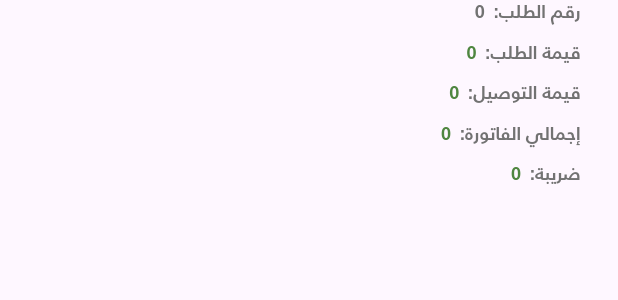
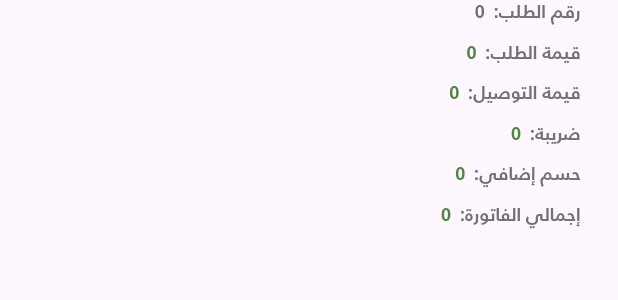
Before and after one commit to MOUSAHLP/farmy_driver_flutter, a Flutter app: the OrderInfoWidget widget shown alone on an empty page, opened directly with empty values, on a phone screen of 412 x 824 dp. Shown: the top 300 px of the screen. Run offline on Flutter 3.47's test engine with Material 3 defaults, Android fonts, the phone set to English and light mode, and no system bars; our stand-ins replace dartz, dio, equatable, extended_image, flutter_bloc, flutter_screenutil and 14 more; missing offline and left inert: d_chart; accounts and stored records are empty; generated files the repository leaves out were written again; network calls fail; project files that could hold a hidden picture were left out.

```diff
--- a/lib/cubit/order/order_cubit.dart
+++ b/lib/cubit/order/order_cubit.dart
@@ -52,8 +52,6 @@ class OrderCubit extends Cubit<OrderStates> {
   }
 
   addProduct(int id) {
-
-
     if (approvedProductsIds.any((element) => element == id)) {
     } else {
       approvedProductsIds.add(id);
--- a/lib/data/data_resource/remote_resource/api_handler/dio_errors_handler.dart
+++ b/lib/data/data_resource/remote_resource/api_handler/dio_errors_handler.dart
@@ -24,10 +24,9 @@ class DioErrorsHandler {
         print(e.response!.statusCode);
         print(e.response!.statusMessage);
       }
-
       data["message"] = e.response!.data["message"];
       data["statusCode"] = e.response!.data["returnedCode"];
-    } else if (e.type ==DioExceptionType.unknown ||
+    } else if (e.type == DioExceptionType.unknown ||
         e.type == DioExceptionType.badCertificate ||
         e.type == DioExceptionType.badResponse) {
       data["message"] = "Something Went Wrong";
--- a/lib/data/repository/all_orders_repo.dart
+++ b/lib/data/repository/all_orders_repo.dart
@@ -6,7 +6,7 @@ import 'package:pharmy_driver/models/all_orders_model.dart';
 class AllOrdersRepo {
   static Future<Either<String, List<AllOrdersModel>>> getDriverAllOrders() {
     return BaseApiClient.get<List<AllOrdersModel>>(
-        url: ApiConst.generatePdfAllOrders,
+        url: ApiConst.getDriverAllOrders,
         converter: (e) {
           return AllOrdersModel.listFromJson(e["data"]);
         });
--- a/lib/l10n/app_ar.arb
+++ b/lib/l10n/app_ar.arb
@@ -135,6 +135,7 @@
   "confirm_delete": "تأكيد الحذف",
   "previous_Password": "كلمة المرور السابقة",
   "tax": "ضريبة",
+  "extra_discount": "حسم إضافي",
   "no_notifications": "لا يوجد اشعارات",
   "notification": "اشعارات",
   "add_product": "تم اضافة المنتج",
--- a/lib/l10n/app_en.arb
+++ b/lib/l10n/app_en.arb
@@ -136,6 +136,7 @@
   "previous_Password": "Previous Password",
   "new_password": "New password",
   "tax": "Tax",
+  "extra_discount": "Extra Discount",
   "no_notifications": "There are no notifications",
   "notification": "Notifications",
   "add_product": "Product added",
--- a/lib/models/order_details_model.dart
+++ b/lib/models/order_details_model.dart
@@ -11,6 +11,7 @@ class OrderDetailsModel {
   bool? paymentStatus;
   int? couponDiscount;
   int? deliveryFee;
+  int? extraDiscount;
   int? subTotal;
   int? total;
   int? tax;
@@ -20,7 +21,7 @@ class OrderDetailsModel {
   List<OrderDetail>? orderDetails;
 
   OrderDetailsModel({
-  required  this.id,
+    required this.id,
     required this.orderNumber,
     this.userPhone,
     this.status,
@@ -32,6 +33,7 @@ class OrderDetailsModel {
     this.paymentStatus,
     this.couponDiscount,
     this.deliveryFee,
+    this.extraDiscount,
     this.subTotal,
     this.total,
     this.notes,
@@ -41,7 +43,8 @@ class OrderDetailsModel {
     this.tax,
   });
 
-  factory OrderDetailsModel.fromJson(Map<String, dynamic> json) => OrderDetailsModel(
+  factory OrderDetailsModel.fromJson(Map<String, dynamic> json) =>
+      OrderDetailsModel(
         id: json["id"],
         orderNumber: json["order_number"],
         userPhone: json["user_phone"],
@@ -54,13 +57,16 @@ class OrderDetailsModel {
         paymentStatus: json["payment_status"],
         couponDiscount: json["coupon_discount"],
         deliveryFee: json["delivery_fee"],
+        extraDiscount: json["extra_discount"],
         subTotal: json["sub_total"],
         total: json["total"],
         tax: json["tax"],
         notes: json["notes"],
         changes: List<int>.from(json["changes"].map((x) => x)),
-    deliveryAttributes: List<String>.from(json["deliveryAttributes"].map((x) => x)),
-    orderDetails: List<OrderDetail>.from(json["order_details"].map((x) => OrderDetail.fromJson(x))),
+        deliveryAttributes:
+            List<String>.from(json["deliveryAttributes"].map((x) => x)),
+        orderDetails: List<OrderDetail>.from(
+            json["order_details"].map((x) => OrderDetail.fromJson(x))),
       );
 }
 
@@ -73,12 +79,12 @@ class OrderDetail {
   List<Attribute> attributes;
 
   OrderDetail({
-  required  this.id,
+    required this.id,
     this.name,
     this.image,
     this.quantity,
     this.price,
-    this.attributes=const[],
+    this.attributes = const [],
   });
 
   factory OrderDetail.fromJson(Map<String, dynamic> json) => OrderDetail(
@@ -87,9 +93,10 @@ class OrderDetail {
         image: json["image"],
         quantity: json["quantity"],
         price: json["price"],
-    attributes:  json["attributes"] == null
+        attributes: json["attributes"] == null
             ? []
-        :List<Attribute>.from(json["attributes"].map((x) => Attribute.fromJson(x))),
+            : List<Attribute>.from(
+                json["attributes"].map((x) => Attribute.fromJson(x))),
       );
 }
 
--- a/lib/presentation/screens/all_history_orders/screens/all_orders_date.dart
+++ b/lib/presentation/screens/all_history_orders/screens/all_orders_date.dart
@@ -15,7 +15,9 @@ import '../../../resources/style_app.dart';
 import '../../../resources/values_app.dart';
 
 class AllOrdersDate extends StatelessWidget {
-  const AllOrdersDate({Key? key}) : super(key: key);
+ final String pdfUrl;
+
+  const AllOrdersDate({Key? key, required this.pdfUrl}) : super(key: key);
 
   @override
   Widget build(BuildContext context) {
@@ -67,7 +69,7 @@ class AllOrdersDate extends StatelessWidget {
                               onTap: () {
                                 launchUrl(
                                     Uri.parse(
-                                        ApiConst.baseUrl+ApiConst.generatePdfAllOrders),
+                                        pdfUrl),
                                     mode: LaunchMode
                                         .externalApplication);
                               },
--- a/lib/presentation/screens/order_details/widgets/order_info_column.dart
+++ b/lib/presentation/screens/order_details/widgets/order_info_column.dart
@@ -12,7 +12,9 @@ class OrderInfoWidget extends StatelessWidget {
   final bool isHome;
   final OrderDetailsModel orderDetailsModel;
 
-  const OrderInfoWidget({Key? key, this.isHome = false,required this.orderDetailsModel}) : super(key: key);
+  const OrderInfoWidget(
+      {Key? key, this.isHome = false, required this.orderDetailsModel})
+      : super(key: key);
 
   @override
   Widget build(BuildContext context) {
@@ -31,56 +33,65 @@ class OrderInfoWidget extends StatelessWidget {
               contentColor: ColorManager.grayForMessage,
               fontSize: FontSizeApp.s12,
               title: AppLocalizations.of(context)!.order_date,
-              content: orderDetailsModel.orderDate??""),
+              content: orderDetailsModel.orderDate ?? ""),
           OrderDetailsRow(
               titleColor: ColorManager.grayForMessage,
               contentColor: ColorManager.primaryGreen,
               fontSize: FontSizeApp.s12,
               title: AppLocalizations.of(context)!.order_time,
-              content: orderDetailsModel.orderTime??""),
+              content: orderDetailsModel.orderTime ?? ""),
           OrderDetailsRow(
               titleColor: ColorManager.grayForMessage,
               contentColor: ColorManager.primaryGreen,
               fontSize: FontSizeApp.s12,
               title: AppLocalizations.of(context)!.order_status,
-              content: orderDetailsModel.status??""),
+              content: orderDetailsModel.status ?? ""),
           OrderDetailsRow(
               titleColor: ColorManager.grayForMessage,
               contentColor: ColorManager.grayForMessage,
               fontSize: FontSizeApp.s12,
               title: AppLocalizations.of(context)!.pay_method,
-              content: orderDetailsModel.paymentMethod??""),
+              content: orderDetailsModel.paymentMethod ?? ""),
           OrderDetailsRow(
               titleColor: ColorManager.grayForMessage,
               contentColor: ColorManager.grayForMessage,
               fontSize: FontSizeApp.s12,
               title: AppLocalizations.of(context)!.order_location,
-              content: orderDetailsModel.userAddress??""),
+              content: orderDetailsModel.userAddress ?? ""),
           if (!isHome) ...[
             OrderDetailsRow(
-                titleColor: ColorManager.grayForMessage,
-                contentColor: ColorManager.primaryGreen,
-                fontSize: FontSizeApp.s12,
-                title: AppLocalizations.of(context)!.the_value_of_the_request,
-                content: Formatter.formatPrice(orderDetailsModel.subTotal??0),),
+              titleColor: ColorManager.grayForMessage,
+              contentColor: ColorManager.primaryGreen,
+              fontSize: FontSizeApp.s12,
+              title: AppLocalizations.of(context)!.the_value_of_the_request,
+              content: Formatter.formatPrice(orderDetailsModel.subTotal ?? 0),
+            ),
             OrderDetailsRow(
                 titleColor: ColorManager.grayForMessage,
                 contentColor: ColorManager.primaryGreen,
                 fontSize: FontSizeApp.s12,
                 title: AppLocalizations.of(context)!.delivery_value,
-                content:Formatter.formatPrice(orderDetailsModel.deliveryFee??0)),
+                content:
+                    Formatter.formatPrice(orderDetailsModel.deliveryFee ?? 0)),
+            OrderDetailsRow(
+                titleColor: ColorManager.grayForMessage,
+                contentColor: ColorManager.primaryGreen,
+                fontSize: FontSizeApp.s12,
+                title: AppLocalizations.of(context)!.tax,
+                content: Formatter.formatPrice(orderDetailsModel.tax ?? 0)),
+            OrderDetailsRow(
+                titleColor: ColorManager.grayForMessage,
+                contentColor: ColorManager.primaryGreen,
+                fontSize: FontSizeApp.s12,
+                title: AppLocalizations.of(context)!.extra_discount,
+                content: Formatter.formatPrice(
+                    orderDetailsModel.extraDiscount ?? 0)),
             OrderDetailsRow(
                 titleColor: ColorManager.grayForMessage,
                 contentColor: ColorManager.primaryGreen,
                 fontSize: FontSizeApp.s12,
                 title: AppLocalizations.of(context)!.total_invoice,
-                content:Formatter.formatPrice(orderDetailsModel.total??0)),
-            OrderDetailsRow(
-                titleColor: ColorManager.grayForMessage,
-                contentColor: ColorManager.primaryGreen,
-                fontSize: FontSizeApp.s12,
-                title: AppLocalizations.of(context)!.tax,
-                content:Formatter.formatPrice(orderDetailsModel.tax??0)),
+                content: Formatter.formatPrice(orderDetailsModel.total ?? 0)),
           ],
         ],
       ),
```
Also changed, not shown: lib/core/utils/api_const.dart (+8 -8 lines), lib/cubit/order_delivery/order_delivery_cubit.dart (+21 -3 lines), lib/cubit/order_delivery/order_delivery_state.dart (+12 -11 lines), lib/data/repository/tracking_repo.dart (+12 -4 lines), lib/presentation/screens/main_screen/screen/main_screen.dart (+6 -2 lines), lib/presentation/screens/order_delivery/screens/set_order_verify_code.dart (+71 -76 lines), lib/presentation/screens/transactions/widgets/order_date_card.dart (+7 -4 lines), pubspec.lock. Lines whose indentation alone changed are shown as unchanged.
